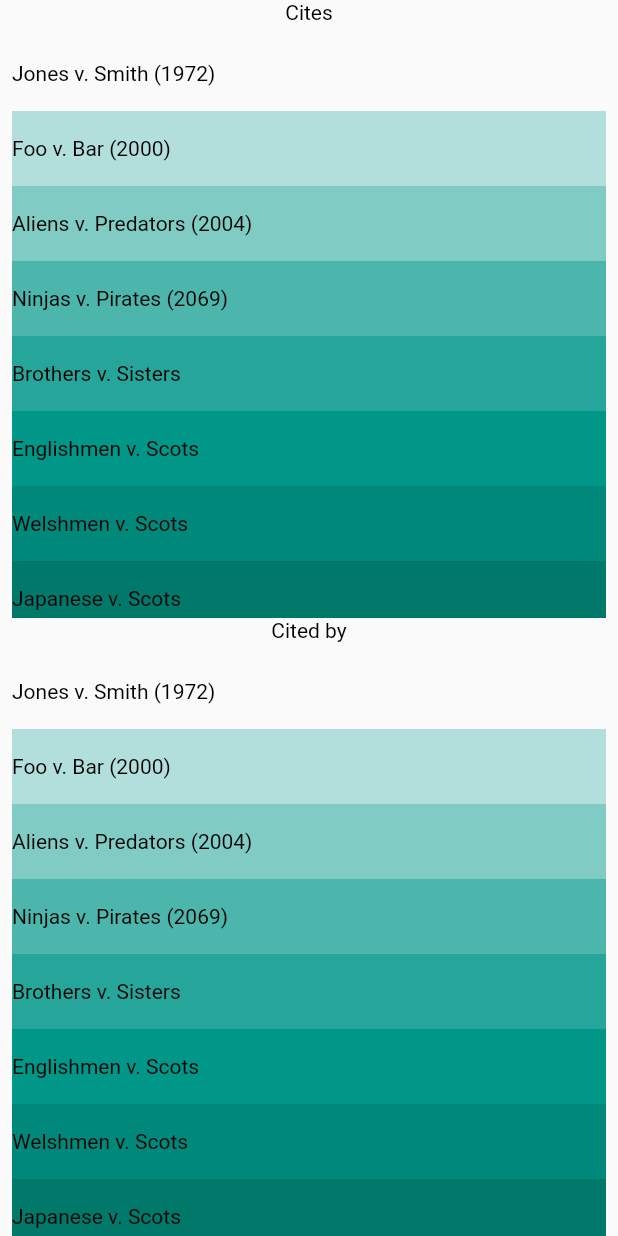
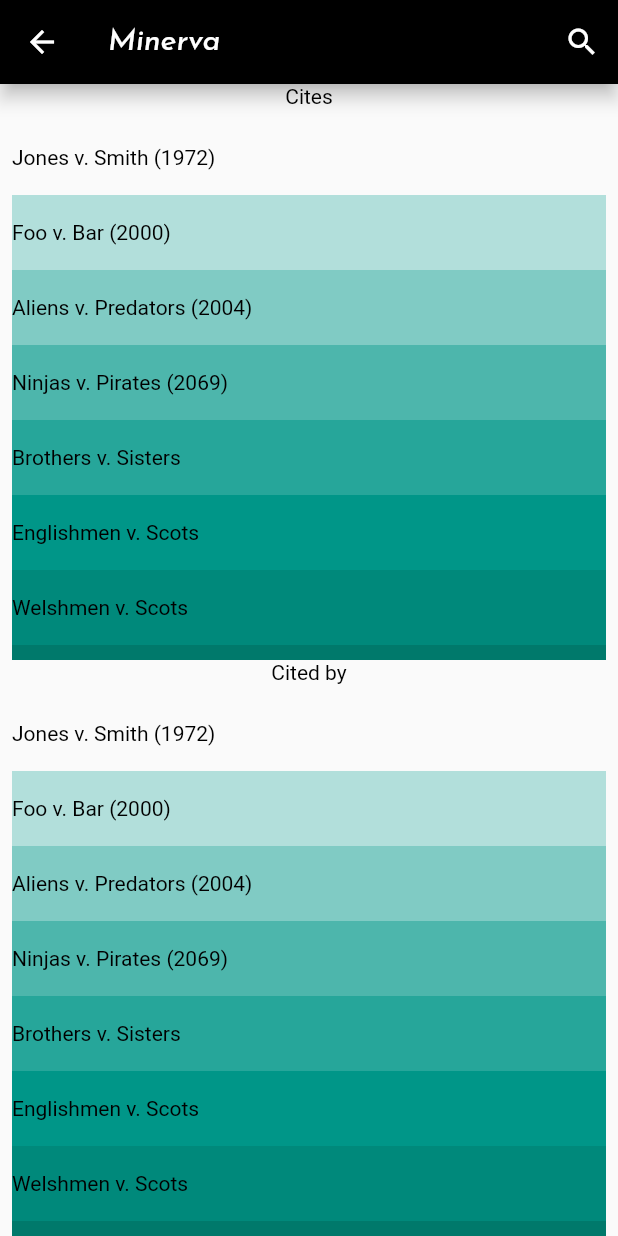
Before and after one commit to ls1031/ls10312.github.io, a Flutter app: the CitationsPage screen opened directly with empty values, on a phone screen of 412 x 824 dp. Run offline on Flutter 3.47's test engine with Material 2 defaults, Android fonts, the phone set to English and light mode, and no system bars; drawn by our look-alikes of easy_search_bar.

Commit message:
Created a SearchBar file and moved common logic into it, with changes to other files that have a search bar

```diff
--- a/minerva/lib/CitationPage.dart
+++ b/minerva/lib/CitationPage.dart
@@ -1,6 +1,7 @@
 import 'package:flutter/material.dart';
 import 'dart:core';
 import 'dart:ui';
+import 'SearchBar.dart';
 
 class CitationsPage extends StatefulWidget {
   final String title;
@@ -26,12 +27,15 @@ class CitationsPageState extends State<CitationsPage> {
 
   @override
   Widget build(BuildContext context) {
-    return Column
-    (
-      children: [
-        Expanded ( child: getCitationElement("Cites", citedCases)),
-        Expanded ( child: getCitationElement("Cited by", citedCases)),
-      ]
+    return Scaffold(
+    // TODO: make this actually do something
+    appBar: getSearchBar('', ["foo", "bar", "baz"], (value) => (() => value)),
+      body: Column(
+        children: [
+          Expanded ( child: getCitationElement("Cites", citedCases)),
+          Expanded ( child: getCitationElement("Cited by", citedCases)),
+        ]
+      )
     );
   }
 }
--- /dev/null
+++ b/minerva/lib/SearchBar.dart
@@ -0,0 +1,16 @@
+import 'package:easy_search_bar/easy_search_bar.dart';
+import 'package:flutter/material.dart';
+
+PreferredSizeWidget getSearchBar(String searchValue, List<String> suggestions,
+  Function(String) onSearch) {
+  return EasySearchBar(
+    title: const Text(
+      "Minerva",
+      style: TextStyle(fontFamily: "Josefin_Sans", color: Colors.white)
+    ),
+    onSearch: onSearch,
+    suggestions: suggestions,
+    iconTheme: IconThemeData(color: Colors.white),
+    backgroundColor: Colors.black,
+  );
+}
```
Also changed, not shown: minerva/lib/SearchPage.dart (+3 -9 lines).
